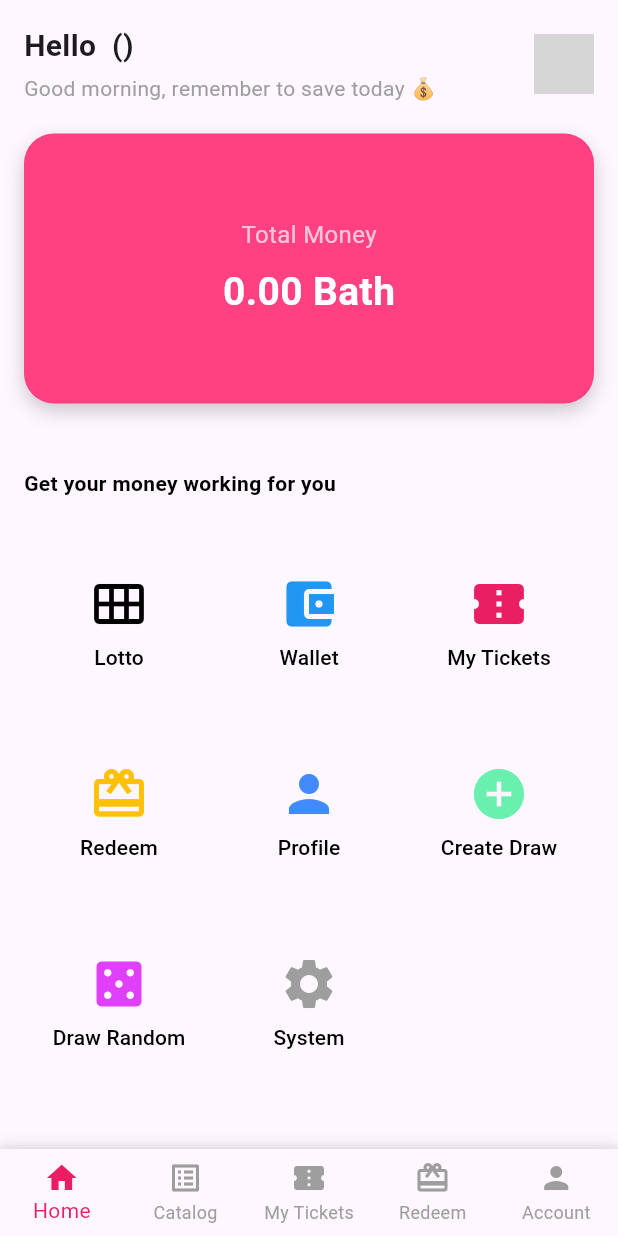
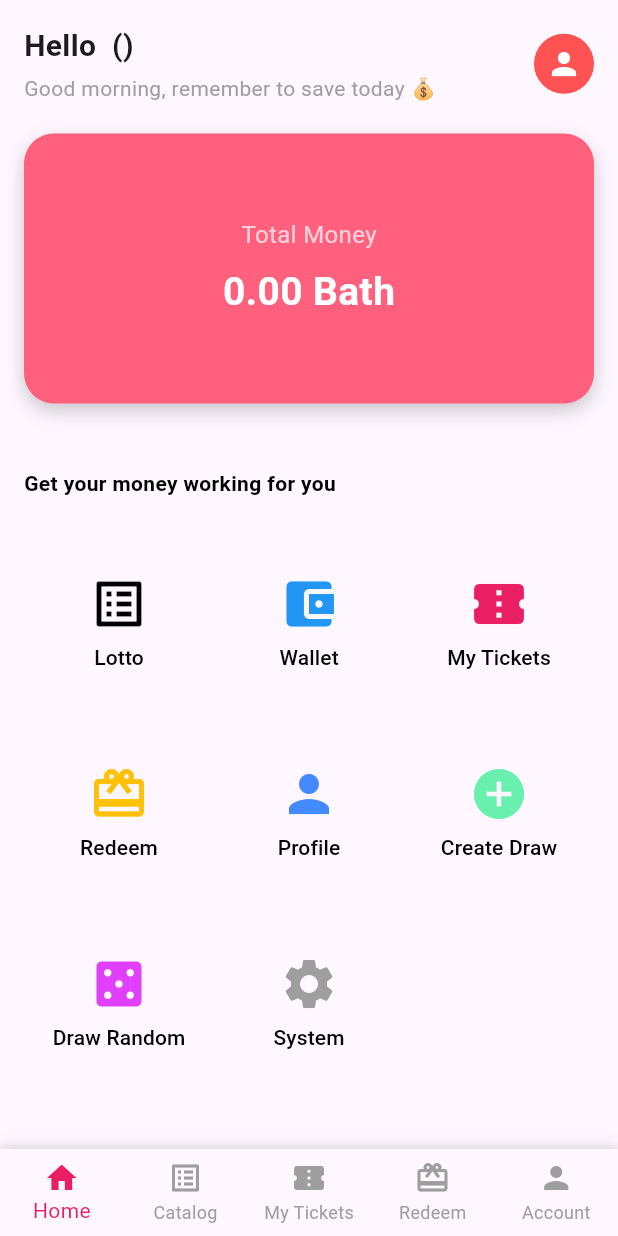
Before and after one commit to MunbodPRGRM/Lotto-app, a Flutter app: the HomeOwner screen opened directly with empty values, on a phone screen of 412 x 824 dp. Run offline on Flutter 3.47's test engine with Material 3 defaults, Android fonts, the phone set to English and light mode, and no system bars; grey boxes are pictures that could not be loaded.

Commit message:
Refactor Home and HomeOwner pages to use icons instead of network images for profile avatars; update color scheme for better aesthetics

```diff
--- a/lib/pages/home_owner.dart
+++ b/lib/pages/home_owner.dart
@@ -79,9 +79,11 @@ class _HomeOwnerState extends State<HomeOwner> {
                   ),
                   const CircleAvatar(
                     radius: 20,
-                    backgroundImage: NetworkImage(
-                      "https://i.pravatar.cc/300",
-                    ), // ใช้แทนรูปโปรไฟล์
+                    backgroundColor: Colors.redAccent, // สีพื้นหลังวงกลม
+                    child: Icon(
+                      Icons.person, // ไอคอนที่ต้องการ
+                      color: Colors.white, // สีของไอคอน
+                    ),
                   ),
                 ],
               ),
@@ -94,7 +96,7 @@ class _HomeOwnerState extends State<HomeOwner> {
                   width: 392,
                   height: 180,
                   decoration: BoxDecoration(
-                    color: Colors.pinkAccent,
+                    color: Color(0xFFFF607D),
                     borderRadius: BorderRadius.circular(20), // มุมโค้งมน
                     boxShadow: [
                       BoxShadow(
@@ -153,11 +155,7 @@ class _HomeOwnerState extends State<HomeOwner> {
                     child: Column(
                       mainAxisAlignment: MainAxisAlignment.center,
                       children: const [
-                        Icon(
-                          Icons.calendar_view_month,
-                          size: 40,
-                          color: Colors.black,
-                        ),
+                        Icon(Icons.list_alt, size: 40, color: Colors.black),
                         SizedBox(height: 6),
                         Text(
                           "Lotto",
```
Also changed, not shown: lib/pages/home.dart (+7 -9 lines), lib/pages/login.dart (+8 -56 lines).
